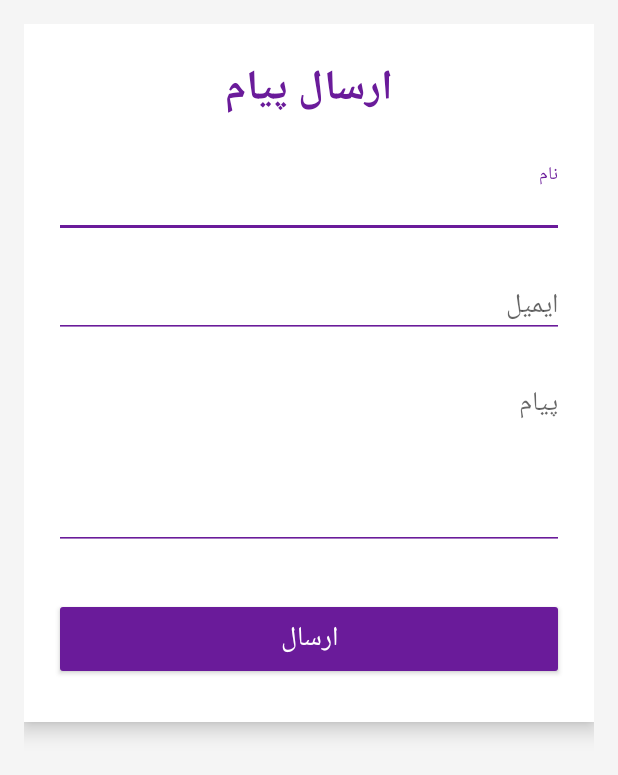
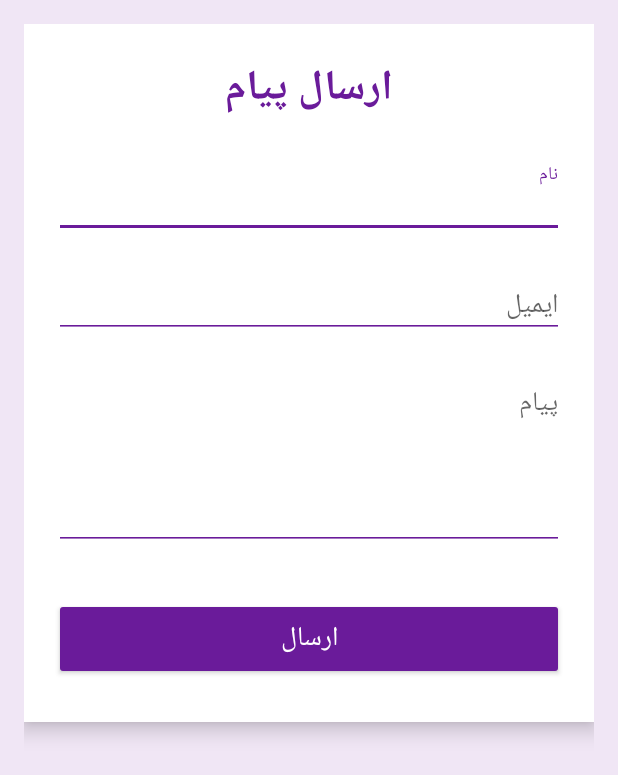
Before and after one commit to k-aghakhani/awareness, an Android app: the ContactFormActivity screen opened directly, with no data from a screen before it, on a phone screen of 412 x 824 dp. Shown: the top 775 px of the screen. Run offline under Robolectric (Android 15) with nearby library versions, the phone set to English and light mode, and no system bars; our stand-ins replace Volley; network calls fail.

Commit message:
improve the appearance of the message submission page

```diff
--- a/app/src/main/res/layout/activity_contact_form.xml
+++ b/app/src/main/res/layout/activity_contact_form.xml
@@ -3,7 +3,7 @@
     xmlns:app="http://schemas.android.com/apk/res-auto"
     android:layout_width="match_parent"
     android:layout_height="match_parent"
-    android:background="#F5F5F5"
+    android:background="#F0E6F5"
     android:padding="16dp">
 
     <LinearLayout
```
